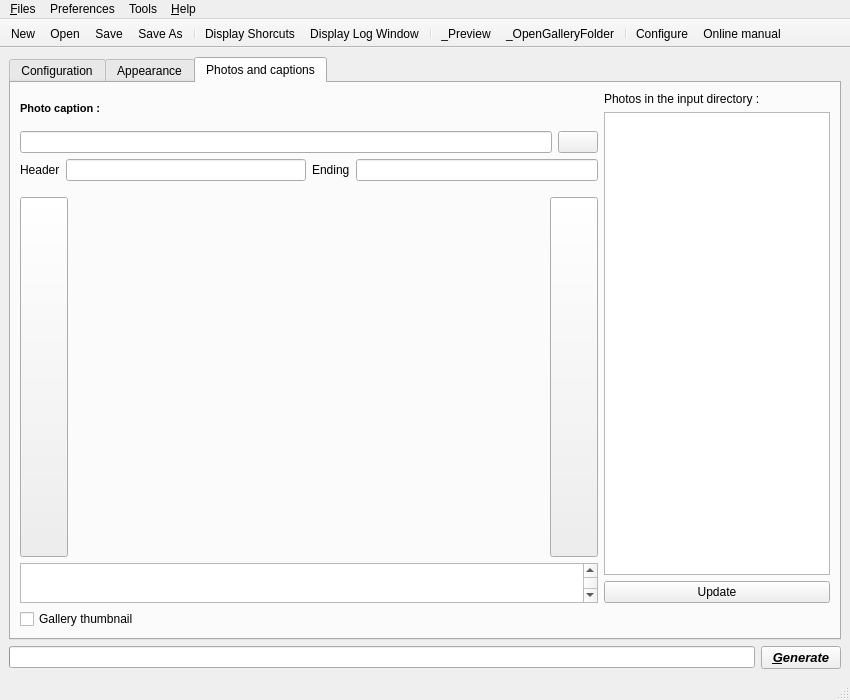
This is src/ui/mainwin.ui in Pixinn/ezwebgallery as Qt 5 draws it before an edit. The edited form follows.
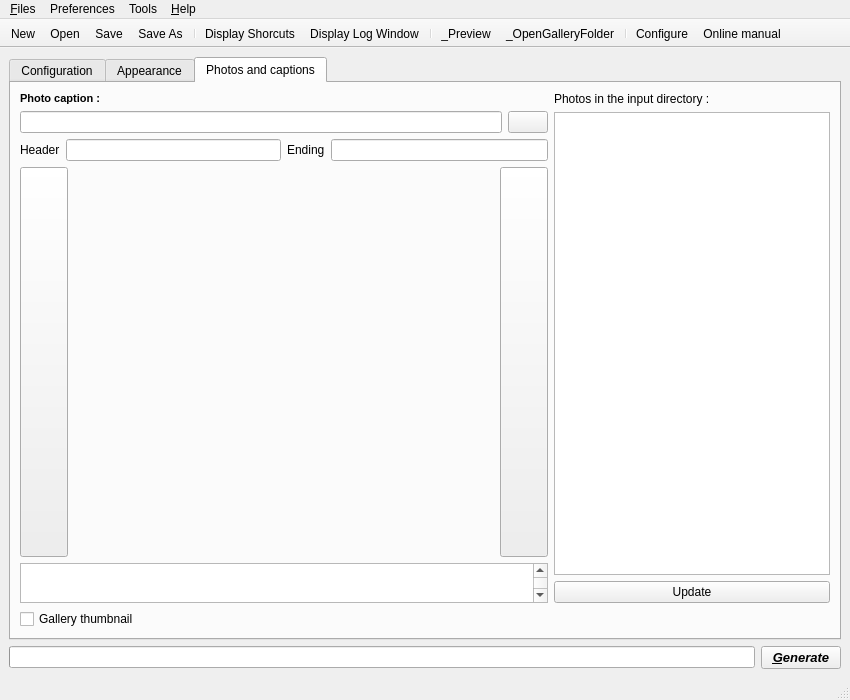
This is the edited form. The open tabs and pages were chosen to show the change. Icons and pictures are not drawn. Custom widgets are drawn as their Qt base class.

```diff
--- a/src/ui/mainwin.ui
+++ b/src/ui/mainwin.ui
@@ -14,7 +14,7 @@
    </rect>
   </property>
   <property name="sizePolicy">
-   <sizepolicy hsizetype="Minimum" vsizetype="Minimum">
+   <sizepolicy hsizetype="Preferred" vsizetype="Preferred">
     <horstretch>0</horstretch>
     <verstretch>0</verstretch>
    </sizepolicy>
@@ -27,8 +27,8 @@
   </property>
   <property name="maximumSize">
    <size>
-    <width>1024</width>
-    <height>768</height>
+    <width>16777215</width>
+    <height>16777215</height>
    </size>
   </property>
   <property name="acceptDrops">
@@ -1915,7 +1915,7 @@
                 <item>
                  <widget class="QPushButton" name="pushButton_PrevPhoto">
                   <property name="sizePolicy">
-                   <sizepolicy hsizetype="Expanding" vsizetype="Fixed">
+                   <sizepolicy hsizetype="Preferred" vsizetype="MinimumExpanding">
                     <horstretch>0</horstretch>
                     <verstretch>0</verstretch>
                    </sizepolicy>
@@ -1950,21 +1950,14 @@
                   </property>
                  </widget>
                 </item>
-                <item>
-                 <spacer name="horizontalSpacer">
-                  <property name="orientation">
-                   <enum>Qt::Horizontal</enum>
-                  </property>
-                  <property name="sizeHint" stdset="0">
-                   <size>
-                    <width>40</width>
-                    <height>20</height>
-                   </size>
-                  </property>
-                 </spacer>
-                </item>
                 <item>
                  <widget class="QLabel" name="label_thumbPhoto">
+                  <property name="sizePolicy">
+                   <sizepolicy hsizetype="MinimumExpanding" vsizetype="MinimumExpanding">
+                    <horstretch>0</horstretch>
+                    <verstretch>0</verstretch>
+                   </sizepolicy>
+                  </property>
                   <property name="minimumSize">
                    <size>
                     <width>420</width>
@@ -1982,23 +1975,10 @@
                   </property>
                  </widget>
                 </item>
-                <item>
-                 <spacer name="horizontalSpacer_2">
-                  <property name="orientation">
-                   <enum>Qt::Horizontal</enum>
-                  </property>
-                  <property name="sizeHint" stdset="0">
-                   <size>
-                    <width>40</width>
-                    <height>20</height>
-                   </size>
-                  </property>
-                 </spacer>
-                </item>
                 <item>
                  <widget class="QPushButton" name="pushButton_nextPhoto">
                   <property name="sizePolicy">
-                   <sizepolicy hsizetype="Expanding" vsizetype="Fixed">
+                   <sizepolicy hsizetype="Preferred" vsizetype="MinimumExpanding">
                     <horstretch>0</horstretch>
                     <verstretch>0</verstretch>
                    </sizepolicy>
@@ -2065,6 +2045,8 @@
 &lt;p style=&quot;-qt-paragraph-type:empty; margin-top:0px; margin-bottom:0px; margin-left:0px; margin-right:0px; -qt-block-indent:0; text-indent:0px;&quot;&gt;&lt;br /&gt;&lt;/p&gt;
 &lt;p style=&quot;-qt-paragraph-type:empty; margin-top:0px; margin-bottom:0px; margin-left:0px; margin-right:0px; -qt-block-indent:0; text-indent:0px;&quot;&gt;&lt;br /&gt;&lt;/p&gt;
 &lt;p style=&quot;-qt-paragraph-type:empty; margin-top:0px; margin-bottom:0px; margin-left:0px; margin-right:0px; -qt-block-indent:0; text-indent:0px;&quot;&gt;&lt;br /&gt;&lt;/p&gt;
+&lt;p style=&quot;-qt-paragraph-type:empty; margin-top:0px; margin-bottom:0px; margin-left:0px; margin-right:0px; -qt-block-indent:0; text-indent:0px;&quot;&gt;&lt;br /&gt;&lt;/p&gt;
+&lt;p style=&quot;-qt-paragraph-type:empty; margin-top:0px; margin-bottom:0px; margin-left:0px; margin-right:0px; -qt-block-indent:0; text-indent:0px;&quot;&gt;&lt;br /&gt;&lt;/p&gt;
 &lt;p style=&quot;-qt-paragraph-type:empty; margin-top:0px; margin-bottom:0px; margin-left:0px; margin-right:0px; -qt-block-indent:0; text-indent:0px; font-size:8pt;&quot;&gt;&lt;br /&gt;&lt;/p&gt;
 &lt;p style=&quot;-qt-paragraph-type:empty; margin-top:0px; margin-bottom:0px; margin-left:0px; margin-right:0px; -qt-block-indent:0; text-indent:0px; font-size:8pt;&quot;&gt;&lt;br /&gt;&lt;/p&gt;
 &lt;p style=&quot;-qt-paragraph-type:empty; margin-top:0px; margin-bottom:0px; margin-left:0px; margin-right:0px; -qt-block-indent:0; text-indent:0px; font-size:8pt;&quot;&gt;&lt;br /&gt;&lt;/p&gt;
```
Left out of the diff: 23 changed lines with no effect on the pictures.
